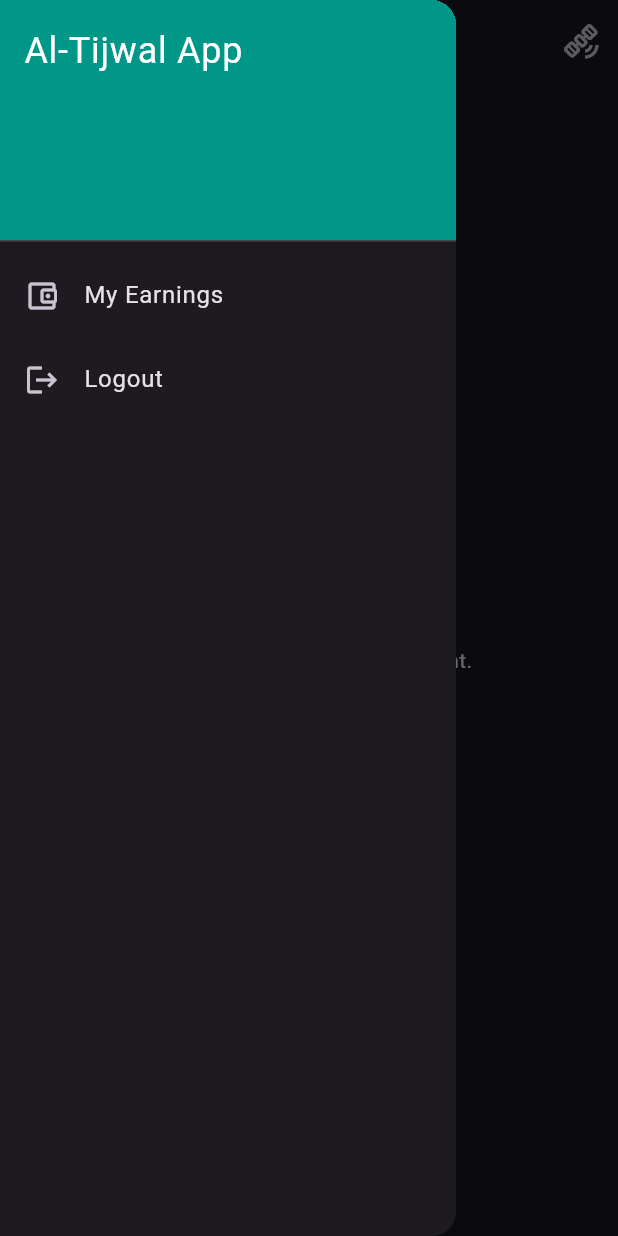
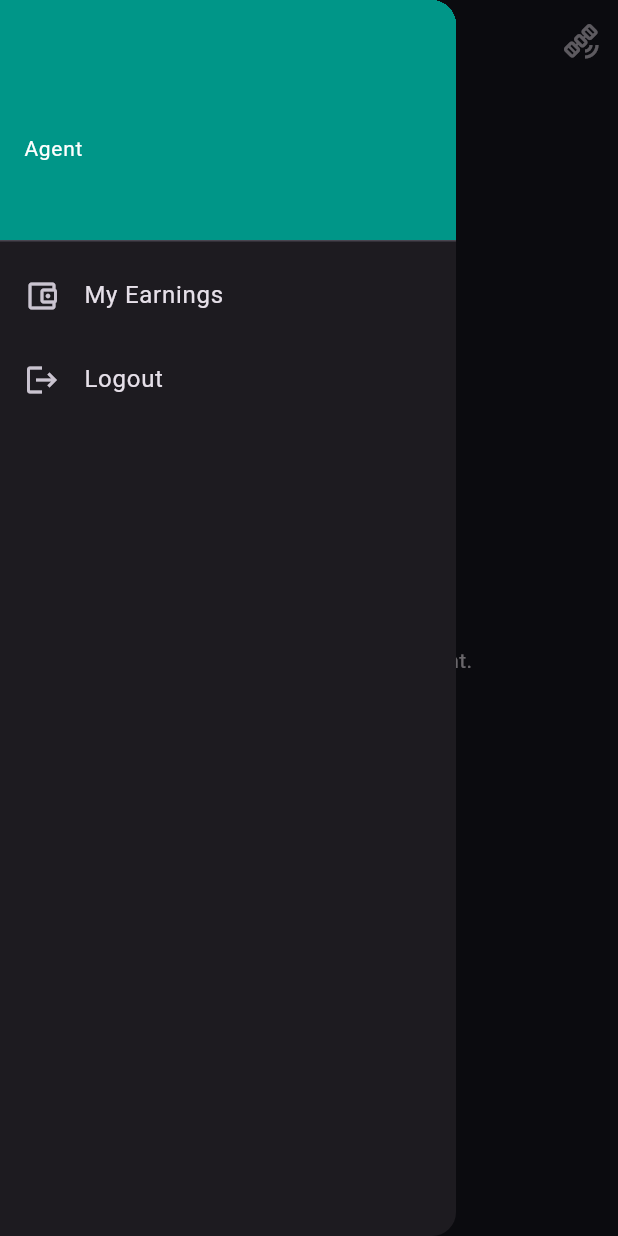
Before and after one commit to abdulasaad/myapp, a Flutter app: the HomeScreen screen opened directly, with the side drawer open, on a phone screen of 412 x 824 dp. Run offline on Flutter 3.47's test engine with Material 3 defaults, Android fonts, the phone set to English and light mode, and no system bars; our stand-ins replace flutter_colorpicker, geolocator, google_maps_flutter, image_picker, logger, supabase_flutter and 1 more; accounts and stored records are empty; network calls fail.

Commit message:
fix evidence dialog , add profile name to the screen

```diff
--- a/lib/screens/agent/evidence_submission_screen.dart
+++ b/lib/screens/agent/evidence_submission_screen.dart
@@ -38,7 +38,6 @@ class _EvidenceSubmissionScreenState extends State<EvidenceSubmissionScreen> {
   @override
   void initState() {
     super.initState();
-    print('Task title: ${widget.task.title}, Task ID: ${widget.task.id}');
     _loadInitialData();
   }
 
--- a/lib/screens/home_screen.dart
+++ b/lib/screens/home_screen.dart
@@ -94,7 +94,7 @@ class _HomeScreenState extends State<HomeScreen>
   Widget _buildManagerDashboard() {
     return Scaffold(
       appBar: AppBar(
-        title: const Text('Main Dashboard'),
+        title: Text('Dashboard - ${ProfileService.instance.currentUser!.fullName}'),
         actions: [
           // ========== THE NEW CALENDAR BUTTON IS ADDED HERE ==========
           IconButton(
@@ -143,7 +143,7 @@ class _HomeScreenState extends State<HomeScreen>
   Widget _buildAgentDashboard() {
     return Scaffold(
       appBar: AppBar(
-        title: const Text('My Work'),
+        title: Text('My Work - ${ProfileService.instance.currentUser!.fullName}'),
         actions: [
           IconButton(
             icon: const Icon(Icons.satellite_alt_outlined),
@@ -167,10 +167,23 @@ class _HomeScreenState extends State<HomeScreen>
       child: ListView(
         padding: EdgeInsets.zero,
         children: [
-          const DrawerHeader(
-              decoration: BoxDecoration(color: primaryColor),
-              child: Text('Al-Tijwal App',
-                  style: TextStyle(color: Colors.white, fontSize: 24))),
+          DrawerHeader(
+            decoration: const BoxDecoration(color: primaryColor),
+            child: Column(
+              mainAxisAlignment: MainAxisAlignment.center,
+              crossAxisAlignment: CrossAxisAlignment.start,
+              children: [
+                Text(
+                  ProfileService.instance.currentUser!.fullName,
+                  style: const TextStyle(color: Colors.white, fontSize: 20),
+                ),
+                Text(
+                  ProfileService.instance.canManageCampaigns ? 'Manager' : 'Agent',
+                  style: const TextStyle(color: Colors.white, fontSize: 14),
+                ),
+              ],
+            ),
+          ),
           if (!ProfileService.instance.canManageCampaigns)
             ListTile(
               leading: const Icon(Icons.account_balance_wallet_outlined),
--- a/lib/services/profile_service.dart
+++ b/lib/services/profile_service.dart
@@ -27,6 +27,7 @@ class ProfileService {
   // Getters for easy access
   String? get role => _currentUser?.role;
   String? get status => _currentUser?.status;
+  UserProfile? get currentUser => _currentUser;
 
   bool get canManageCampaigns {
     return _currentUser?.role == 'admin' || _currentUser?.role == 'manager';
```
Also changed, not shown: lib/screens/agent/agent_task_list_screen.dart (+100 -4 lines), 1 other file.
